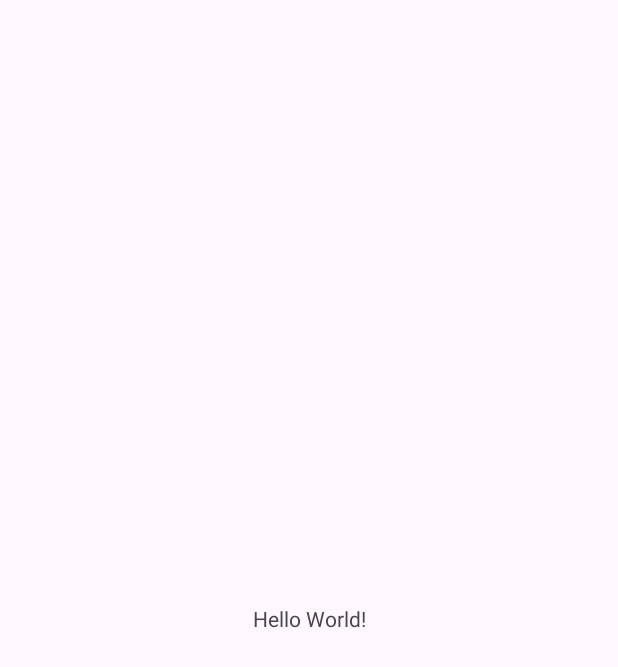
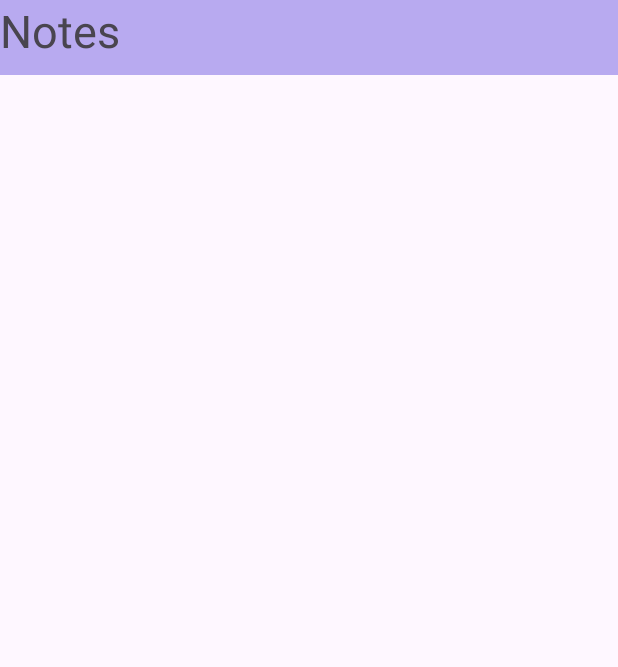
Before and after one commit to Kebabnesys/Notes, an Android app: the screen it shows after launch (MainActivity), on a phone screen of 412 x 824 dp. Before the commit the part shown is almost empty. Shown: the top 667 px of the screen. Run offline under Robolectric (Android 15) with nearby library versions, the phone set to English and light mode, and no system bars.

Commit message:
Strings, new activity, main activity ui

```diff
--- a/app/src/main/res/layout/activity_main.xml
+++ b/app/src/main/res/layout/activity_main.xml
@@ -8,12 +8,21 @@
     tools:context=".MainActivity">
 
     <TextView
-        android:layout_width="wrap_content"
-        android:layout_height="wrap_content"
-        android:text="Hello World!"
-        app:layout_constraintBottom_toBottomOf="parent"
+        android:id="@+id/notes"
+        android:layout_width="414dp"
+        android:layout_height="50dp"
+        android:background="@color/lavender"
+        android:text="@string/app_name"
+        android:textSize="30sp"
         app:layout_constraintEnd_toEndOf="parent"
         app:layout_constraintStart_toStartOf="parent"
         app:layout_constraintTop_toTopOf="parent" />
 
+    <ListView
+        android:id="@+id/noteslist"
+        android:layout_width="match_parent"
+        android:layout_height="wrap_content"
+        android:background="@color/light"
+        app:layout_constraintTop_toBottomOf="@+id/notes"
+        tools:layout_editor_absoluteX="1dp" />
 </androidx.constraintlayout.widget.ConstraintLayout>
--- a/app/src/main/res/values/colors.xml
+++ b/app/src/main/res/values/colors.xml
@@ -2,4 +2,6 @@
 <resources>
     <color name="black">#FF000000</color>
     <color name="white">#FFFFFFFF</color>
+    <color name="lavender">#B8AAF0</color>
+    <color name="light">#E1DFEB</color>
 </resources>
```
Also changed, not shown: app/src/main/res/layout/activity_add_note.xml (added, +37 -0 lines), app/src/main/res/values/strings.xml (+11 -0 lines), 1 other file.
